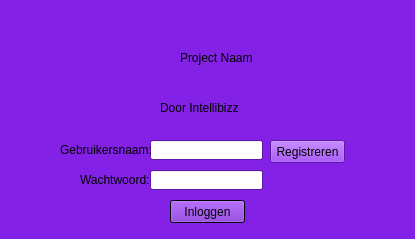
Houtje/Software-Engineering, file source files/logindialog.ui: the form before one commit.
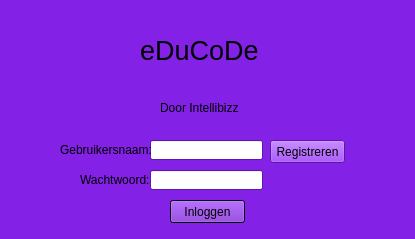
The form after the commit.

```diff
--- a/source files/logindialog.ui
+++ b/source files/logindialog.ui
@@ -532,14 +532,19 @@
   <widget class="QLabel" name="label">
    <property name="geometry">
     <rect>
-     <x>180</x>
-     <y>50</y>
-     <width>91</width>
-     <height>16</height>
+     <x>140</x>
+     <y>35</y>
+     <width>131</width>
+     <height>31</height>
     </rect>
    </property>
+   <property name="font">
+    <font>
+     <pointsize>20</pointsize>
+    </font>
+   </property>
    <property name="text">
-    <string>Project Naam</string>
+    <string>eDuCoDe</string>
    </property>
   </widget>
   <widget class="QLabel" name="label_2">
```
Left out of the diff: 10 changed lines with no effect on the pictures.
